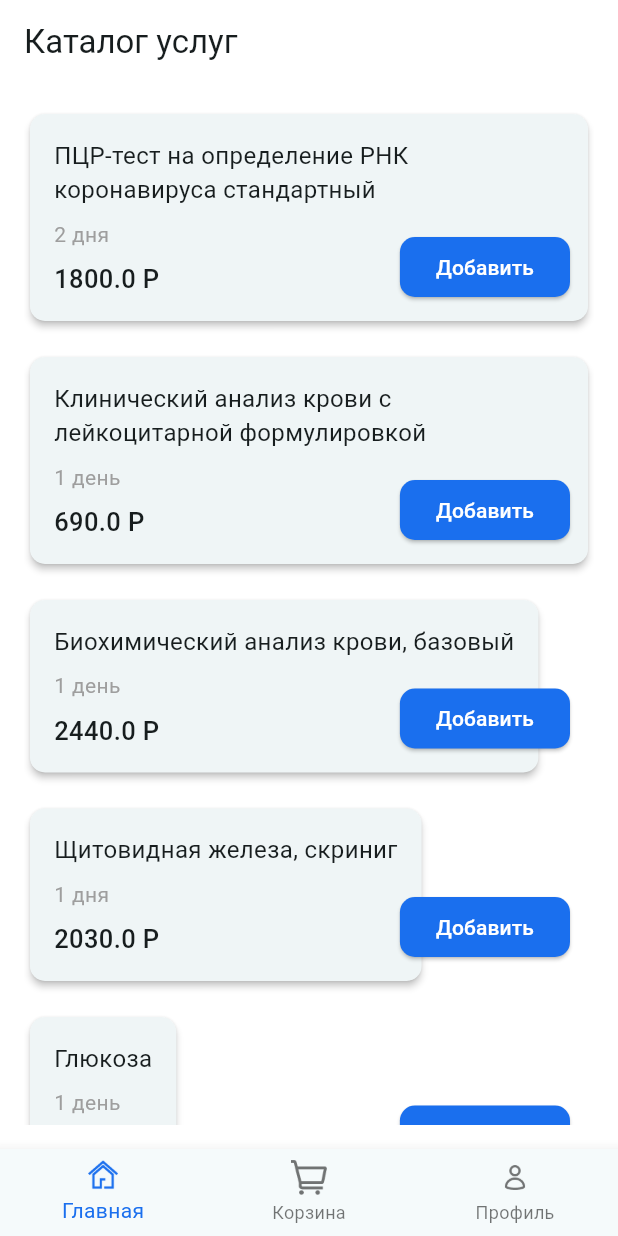
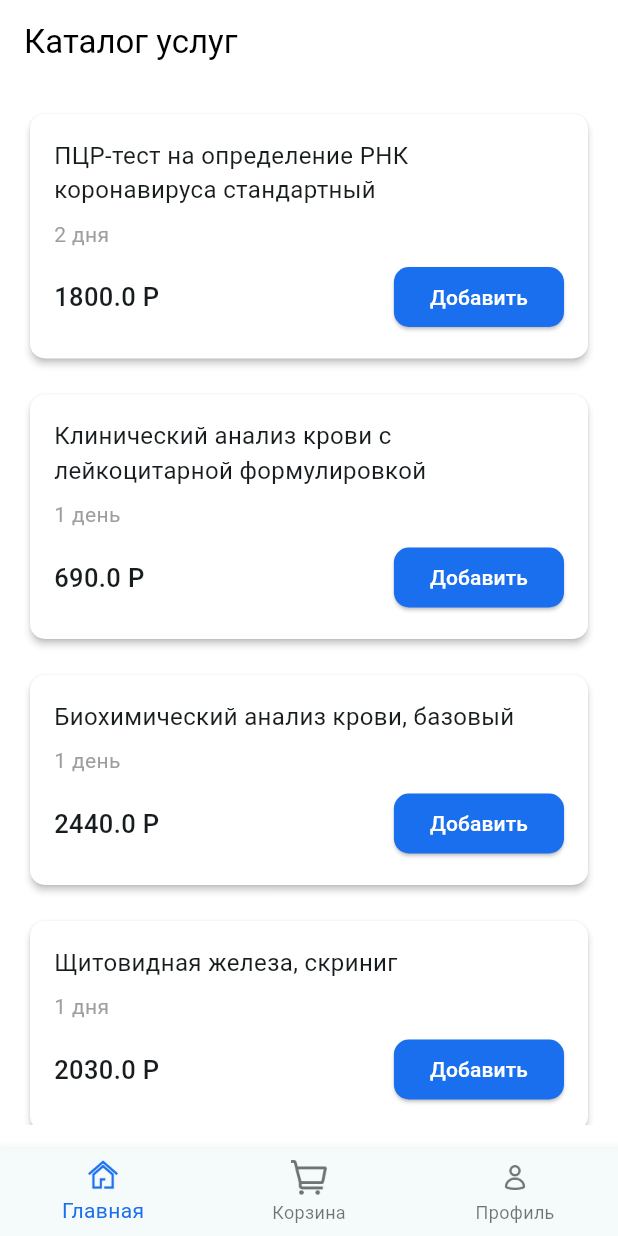
Before and after one commit to KatrinKH/pcs_7, a Flutter app: the screen it shows after launch, on a phone screen of 412 x 824 dp. Run offline on Flutter 3.47's test engine with Material 3 defaults, Android fonts, the phone set to English and light mode, and no system bars; project files that could hold a hidden picture were left out.

Commit message:
Карточка товара

```diff
--- a/lib/components/item_note.dart
+++ b/lib/components/item_note.dart
@@ -8,9 +8,8 @@ class ProductCard extends StatelessWidget {
 
   @override
   Widget build(BuildContext context) {
-    return Stack(
-      children: [
-        Card(
+    return Card(
+      color: Colors.white,
       shape: RoundedRectangleBorder(
         borderRadius: BorderRadius.circular(10.0),
       ),
@@ -25,7 +24,7 @@ class ProductCard extends StatelessWidget {
               style: TextStyle(
                 fontSize: 16,
               ),
-                  softWrap: true
+              softWrap: true,
             ),
             SizedBox(height: 8),
             Text(
@@ -36,6 +35,9 @@ class ProductCard extends StatelessWidget {
               ),
             ),
             SizedBox(height: 8),
+            Row(
+              mainAxisAlignment: MainAxisAlignment.spaceBetween,
+              children: [
                 Text(
                   '${product.price} Р',
                   style: TextStyle(
@@ -43,31 +45,26 @@ class ProductCard extends StatelessWidget {
                     fontWeight: FontWeight.w500,
                   ),
                 ),
-              ],
-            ),
-          ),
-        ),
-        Positioned(
-          bottom: 16.0, // расстояние от нижнего края
-          right: 16.0, // расстояние от правого края
-          child: ElevatedButton(
+                ElevatedButton(
                   onPressed: () {},
                   child: Text(
                     'Добавить',
-              style: TextStyle(
-                fontSize: 14
-              )
+                    style: TextStyle(fontSize: 14),
                   ),
                   style: ElevatedButton.styleFrom(
                     backgroundColor: const Color.fromRGBO(26, 111, 238, 1),
                     foregroundColor: Colors.white,
                     shape: RoundedRectangleBorder(
-                borderRadius: BorderRadius.circular(10.0), // Минимальное закругление углов
-              ),
+                      borderRadius: BorderRadius.circular(10.0),
                     ),
                   ),
                 ),
               ],
+            ),
+            SizedBox(height: 1),
+          ],
+        ),
+      ),
     );
   }
 }
--- a/lib/pages/home_page.dart
+++ b/lib/pages/home_page.dart
@@ -7,9 +7,10 @@ class HomePage extends StatelessWidget {
   Widget build(BuildContext context) {
     return Scaffold(
       appBar: AppBar(
-        title: Text('Каталог услуг'),
+        title: Text('Каталог услуг', style: TextStyle(color: Colors.black)),
         backgroundColor: Colors.white,
         elevation: 0,
+        iconTheme: IconThemeData(color: Colors.black),
       ),
       body: Padding(
         padding: const EdgeInsets.all(16.0),
```
Lines whose indentation alone changed are shown as unchanged.
